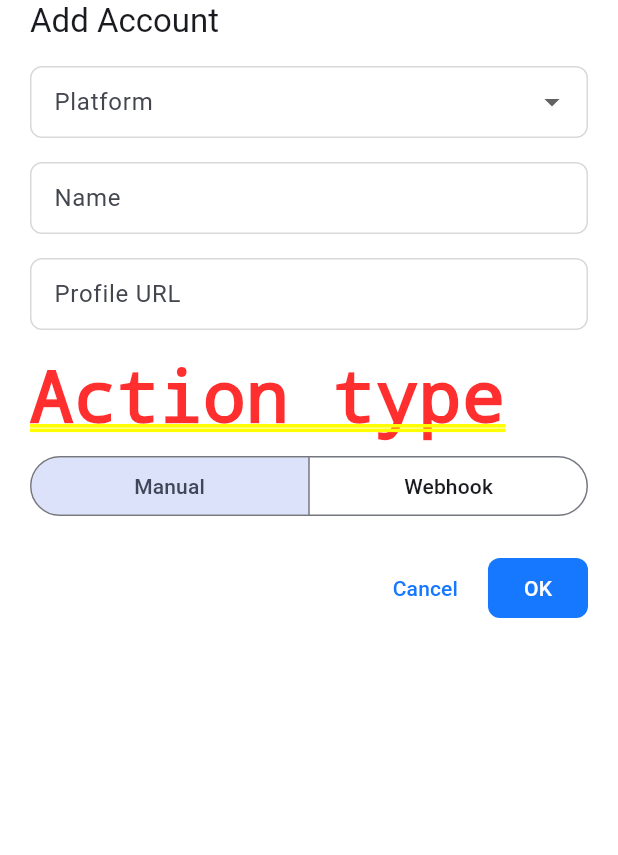
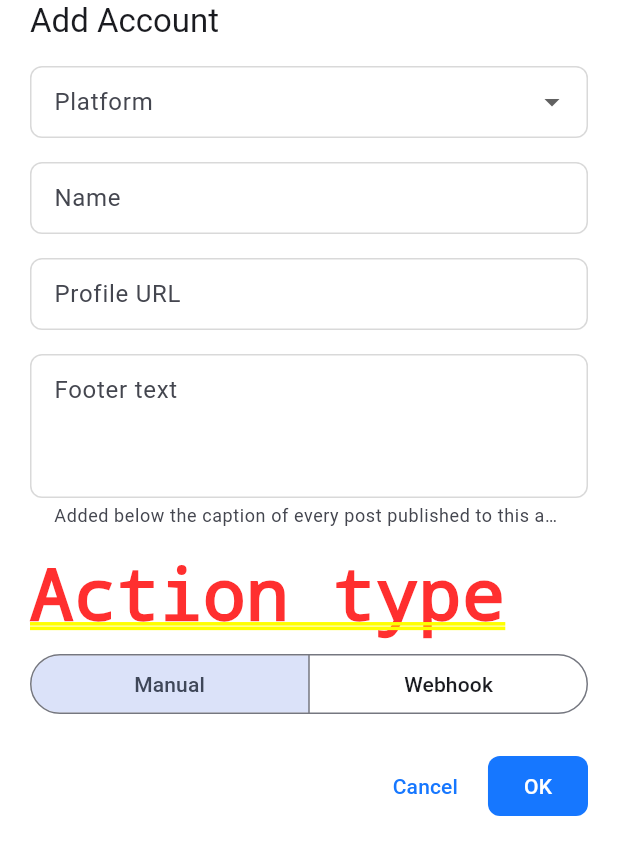
Before and after one commit to anushibinj/postintime, a Flutter app: the SocialAccountFormSheet screen opened directly with empty values, on a phone screen of 412 x 824 dp. Shown: the top 855 px of the screen. Run offline on Flutter 3.47's test engine with Material 3 defaults, Android fonts, the phone set to English and light mode, and no system bars; our stand-ins replace cached_network_image, dio, flutter_riverpod, flutter_secure_storage, go_router, image_picker and 1 more; accounts and stored records are empty.

Commit message:
Mobile: Footer text multiline field on the account form
Co-Authored-By: Claude Sonnet 5.5 <noreply@anthropic.com>
Claude-Session: https://claude.ai/code/session_01M9XyejUnJvxYNRr1egtK6P

```diff
--- a/mobile/lib/features/social_accounts/social_account_form_sheet.dart
+++ b/mobile/lib/features/social_accounts/social_account_form_sheet.dart
@@ -25,6 +25,7 @@ class _SocialAccountFormSheetState extends ConsumerState<SocialAccountFormSheet>
   late final _profileUrl = TextEditingController(text: widget.account?.profileUrl);
   late final _webhookUrl = TextEditingController(text: widget.account?.webhookUrl);
   late final _username = TextEditingController(text: widget.account?.webhookUsername);
+  late final _footer = TextEditingController(text: widget.account?.footerText);
   final _password = TextEditingController();
   late Platform? _platform = widget.account?.platform;
   late PostingMode _mode = widget.account?.postingMode ?? PostingMode.manual;
@@ -42,6 +43,7 @@ class _SocialAccountFormSheetState extends ConsumerState<SocialAccountFormSheet>
     _webhookUrl.dispose();
     _username.dispose();
     _password.dispose();
+    _footer.dispose();
     super.dispose();
   }
 
@@ -57,6 +59,8 @@ class _SocialAccountFormSheetState extends ConsumerState<SocialAccountFormSheet>
       name: _name.text.trim(),
       // Editing sends the field even when emptied, so a profile URL can be cleared.
       profileUrl: _editing ? _profileUrl.text.trim() : _nullIfEmpty(_profileUrl.text),
+      // Always sent so a footer can be cleared; newlines are normalised by the backend per platform.
+      footerText: _footer.text,
       postingMode: _mode,
       webhookUrl: _webhook ? _webhookUrl.text.trim() : null,
       webhookAuthType: _webhook ? _authType : WebhookAuthType.none,
@@ -119,6 +123,19 @@ class _SocialAccountFormSheetState extends ConsumerState<SocialAccountFormSheet>
               autocorrect: false,
               textInputAction: TextInputAction.next,
               decoration: const InputDecoration(labelText: 'Profile URL', hintText: 'https://instagram.com/example'),
+            ),
+            const SizedBox(height: 16),
+            TextFormField(
+              controller: _footer,
+              keyboardType: TextInputType.multiline,
+              minLines: 3,
+              maxLines: 6,
+              decoration: const InputDecoration(
+                labelText: 'Footer text',
+                hintText: 'Follow me on twitter',
+                helperText: 'Added below the caption of every post published to this account.',
+                alignLabelWithHint: true,
+              ),
             ),
             const SizedBox(height: 16),
             const Text('Action type'),
```
